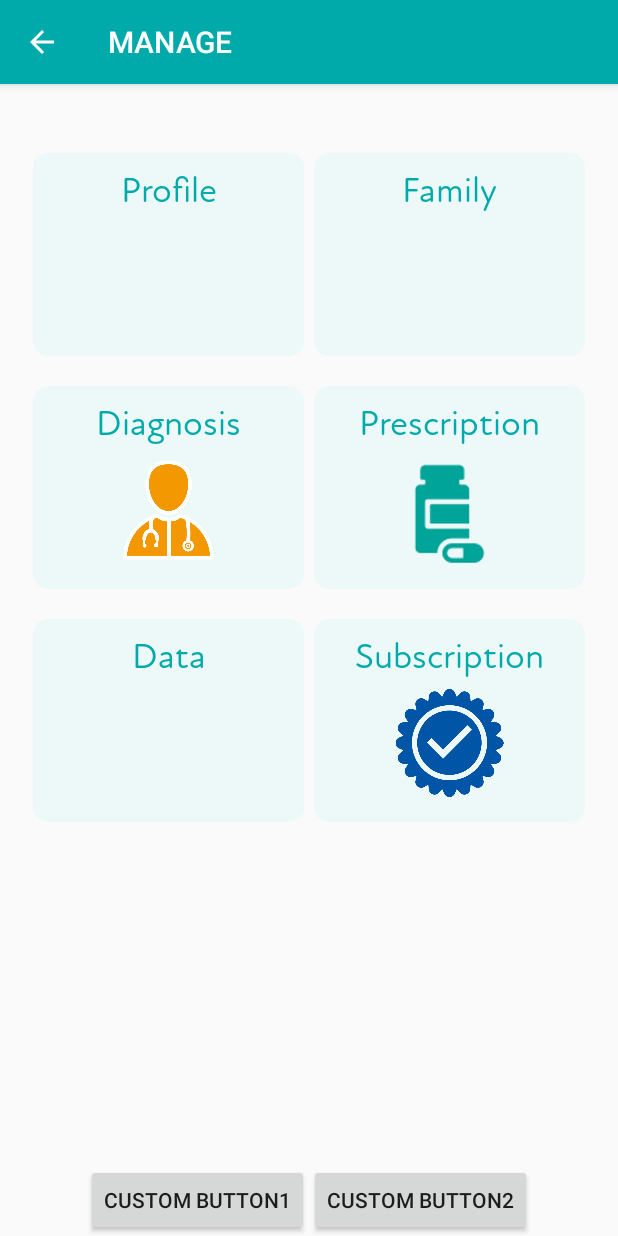
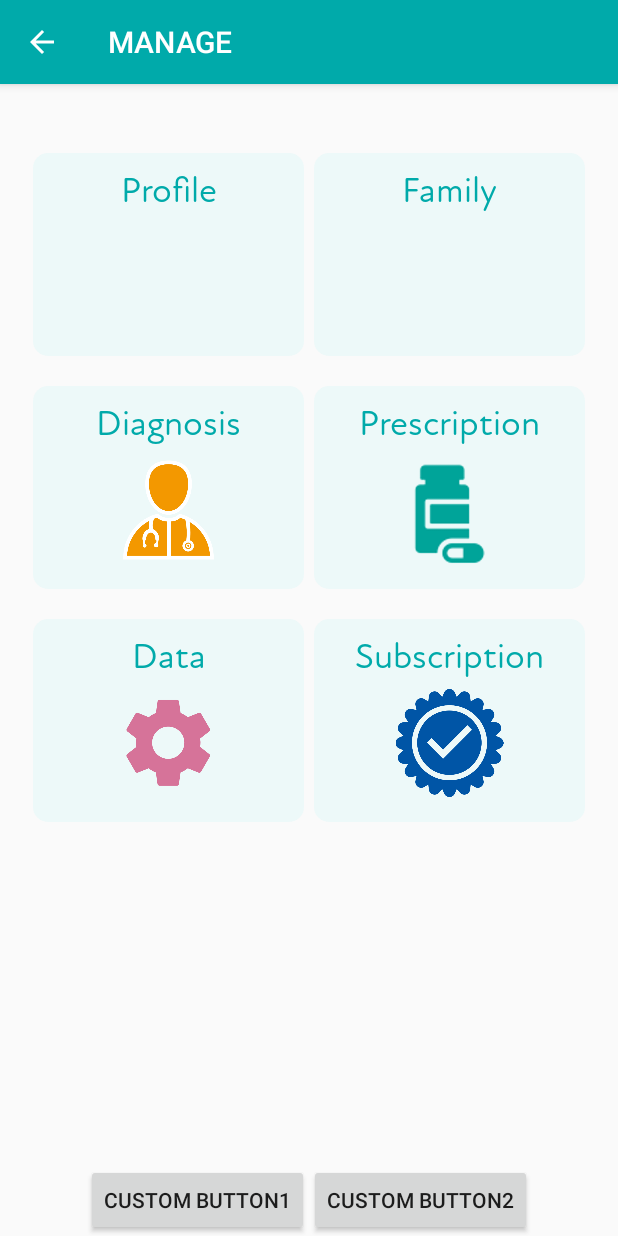
Before and after one commit to priyamshah112/bapatla-health, an Android app: the Manage screen opened directly, with no data from a screen before it, on a phone screen of 412 x 824 dp. Run offline under Robolectric (Android 15) with nearby library versions, the phone set to English and light mode, and no system bars.

Commit message:
manage update

```diff
--- a/app/src/main/java/com/droiduino/companionappcourse/MainActivity.java
+++ b/app/src/main/java/com/droiduino/companionappcourse/MainActivity.java
@@ -194,6 +194,7 @@ public class MainActivity extends AppCompatActivity {
             public void onClick(View view) {
                 // This is the code to move to another screen
                 Intent intent = new Intent(MainActivity.this, Manage.class);
+                startActivity(intent);
             }
         });
 
--- a/app/src/main/res/layout/manage.xml
+++ b/app/src/main/res/layout/manage.xml
@@ -168,6 +168,13 @@
                         android:fontFamily="@font/attenroundnewregular"
                         android:layout_marginTop="10dp"/>
 
+                    <ImageView
+                        android:layout_width="wrap_content"
+                        android:layout_height="72dp"
+                        android:src="@drawable/data_icon"
+                        android:layout_marginTop="6.66dp"
+                        android:layout_gravity="center"/>
+
                 </LinearLayout>
 
                 <LinearLayout
```
Also changed, not shown: app/src/main/res/drawable/data_icon.png (added).
